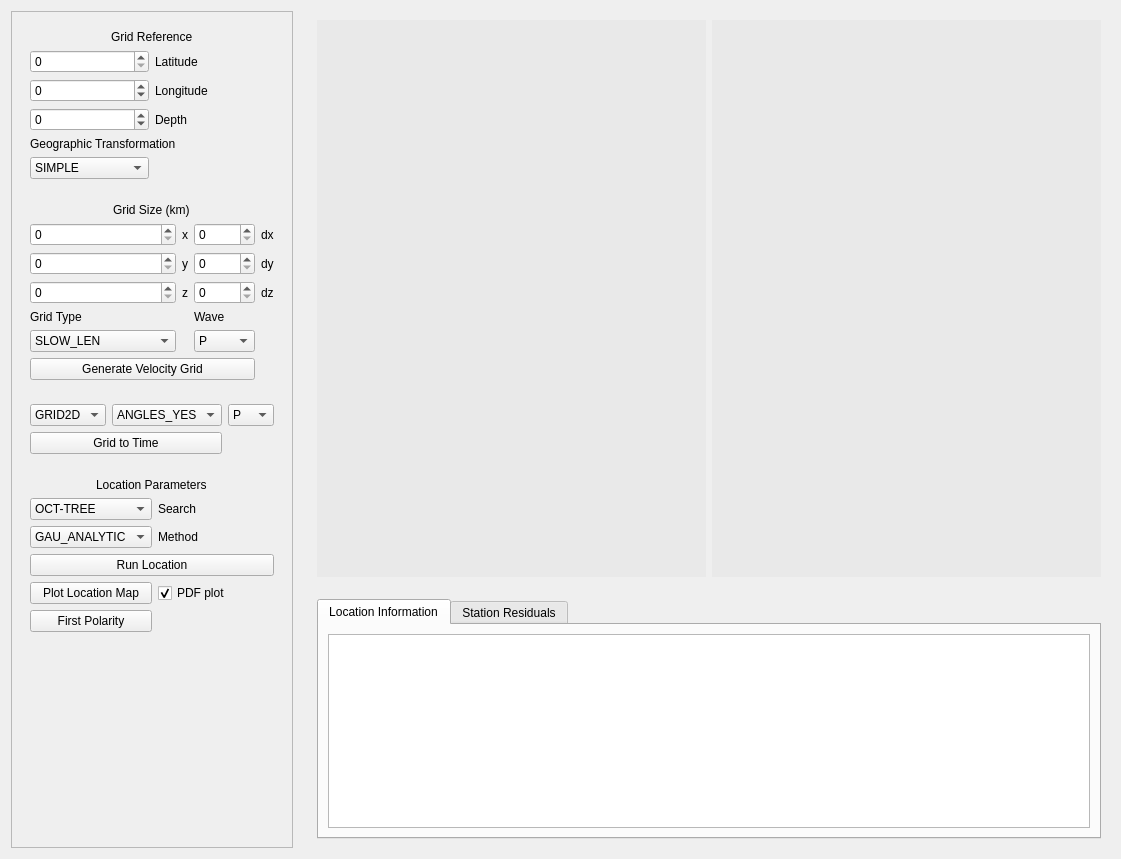
Before: the Qt Designer form isp/resources/designer_uis/EarthquakeLocationFrame.ui in ProjectISP/ISP, drawn with Qt 5.
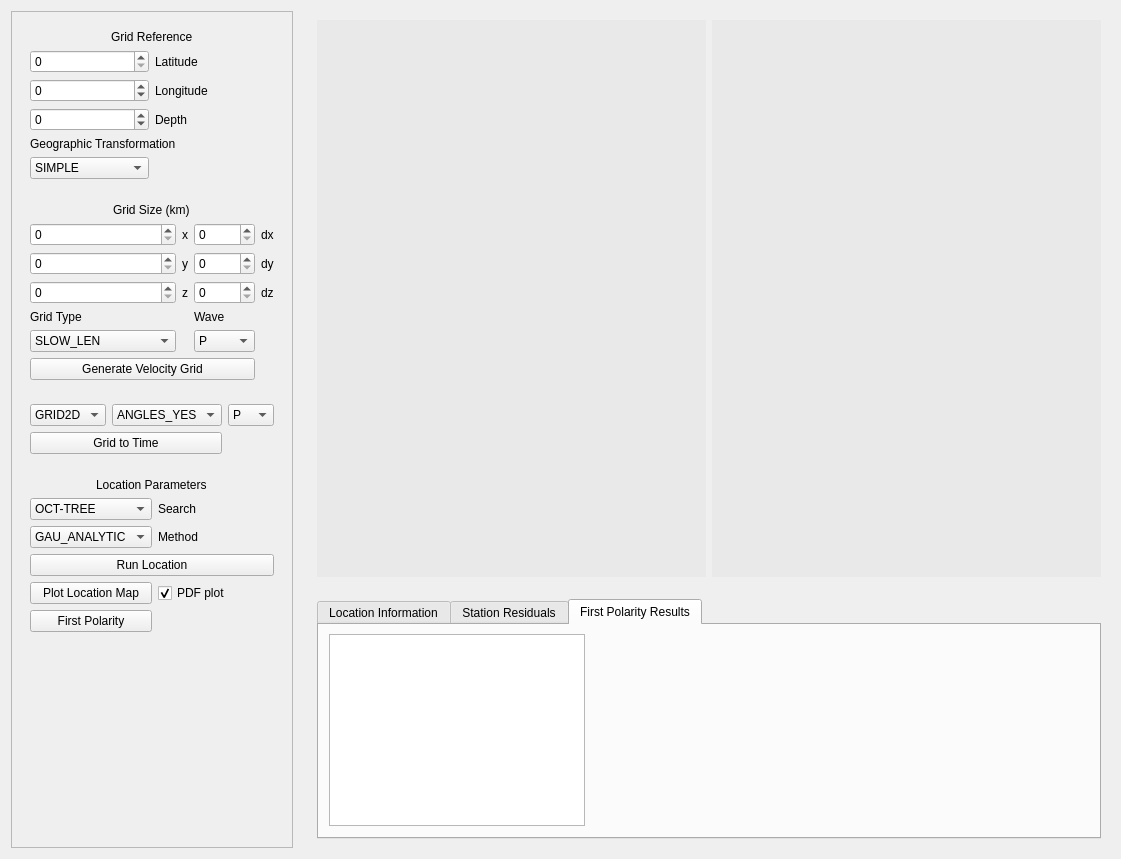
After: the same form once the commit is applied. The open tabs and pages were chosen to show the change.

Commit message: Changes in 3C component, First Polarity (SV and SH) Changes to include Global locations

The edit to the form file:
```diff
--- a/isp/resources/designer_uis/EarthquakeLocationFrame.ui
+++ b/isp/resources/designer_uis/EarthquakeLocationFrame.ui
@@ -120,6 +120,32 @@
               </item>
              </layout>
             </widget>
+            <widget class="QWidget" name="tab">
+             <attribute name="title">
+              <string>First Polarity Results</string>
+             </attribute>
+             <widget class="QWidget" name="verticalLayoutWidget">
+              <property name="geometry">
+               <rect>
+                <x>0</x>
+                <y>0</y>
+                <width>2</width>
+                <height>2</height>
+               </rect>
+              </property>
+              <layout class="QVBoxLayout" name="verticalLayout_5"/>
+             </widget>
+             <widget class="QPlainTextEdit" name="FirstPolarityInfoText">
+              <property name="geometry">
+               <rect>
+                <x>10</x>
+                <y>9</y>
+                <width>256</width>
+                <height>192</height>
+               </rect>
+              </property>
+             </widget>
+            </widget>
            </widget>
           </item>
          </layout>
```
Left out of the diff: 2 changed lines with no effect on the pictures. The commit also changes 9 other files.
